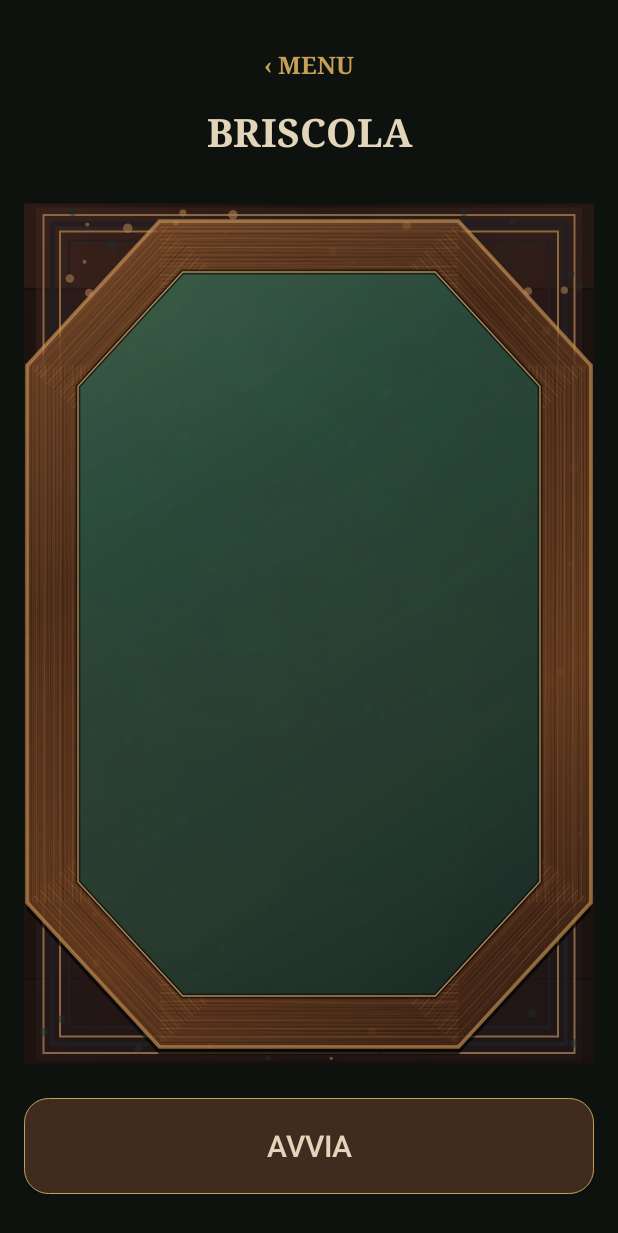
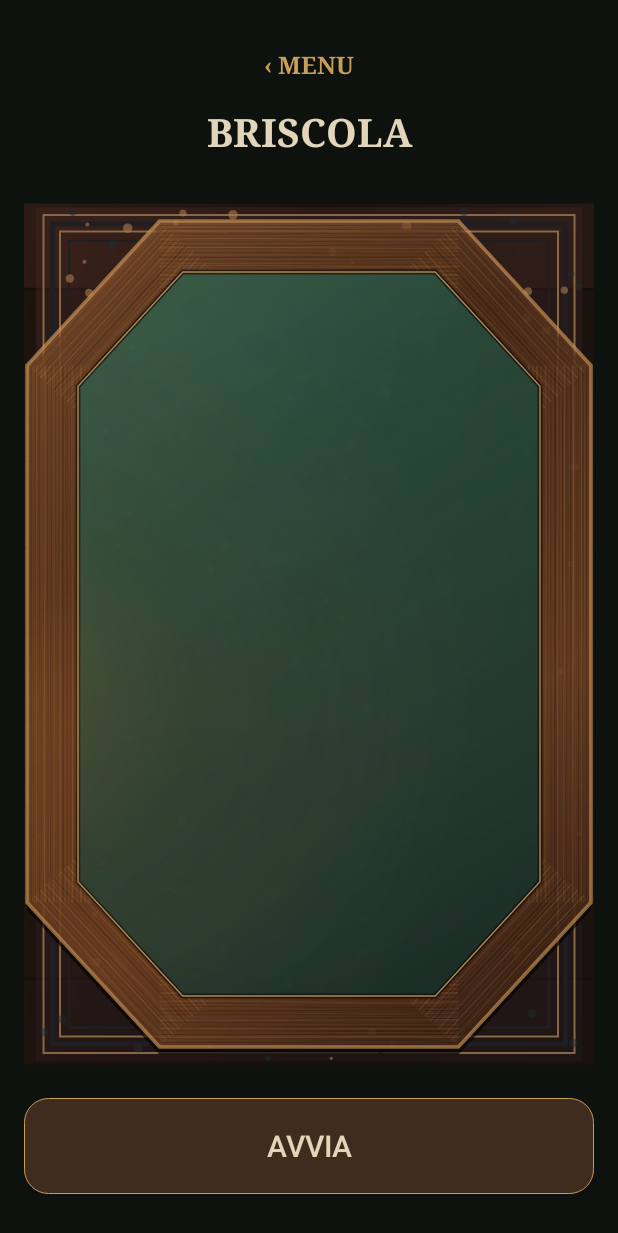
Before and after one commit to studiosmus-source/CARTE-, an Android app: the screen it shows after launch (MainActivity), after a tap on "BRISCOLA", on a phone screen of 412 x 824 dp. Shown: the top 1233 px of the screen. Run offline under Robolectric (Android 15) with nearby library versions, the light colour scheme and no system bars.

Commit message:
Make gentle fireplace light visibly reach tabletop from left without flashing

```diff
--- a/app/src/main/java/it/studiosmus/carte/ui/SalonTable.kt
+++ b/app/src/main/java/it/studiosmus/carte/ui/SalonTable.kt
@@ -252,20 +252,21 @@ class SalonTable(context: Context, fireplaceIntensity: Float = 0f) : FrameLayout
             val w = width.toFloat()
             val h = height.toFloat()
             val seconds = SystemClock.uptimeMillis() / 1000f
-            val phase = (.87f + .075f * sin(seconds * 2.5f) +
-                .035f * sin(seconds * 6.3f) +
-                .020f * sin(seconds * 1.2f)).coerceIn(.74f, 1f)
-            val strength = (.34f + fireAmount * .66f) * phase
-            val originX = -w * .07f
-            val originY = h * .65f
-            val radius = max(w * 1.02f, h * .56f)
+            // Slow, subtle variations that are visible even at low volume.
+            val phase = (.88f + .085f * sin(seconds * 2.1f) +
+                .045f * sin(seconds * 5.4f) +
+                .020f * sin(seconds * 1.1f)).coerceIn(.73f, 1f)
+            val strength = (.52f + fireAmount * .48f) * phase
+            val originX = -w * .035f
+            val originY = h * .58f
+            val radius = max(w * .83f, h * .53f)
             val outer = RectF(dp(2f), dp(12f), w - dp(2f), h - dp(12f))
             canvas.save()
             canvas.clipPath(octagon(outer, outer.width() * .235f, outer.height() * .175f))
             lightPaint.shader = RadialGradient(originX, originY, radius,
                 intArrayOf(
-                    Color.argb((24f * strength).toInt(), 255, 146, 62),
-                    Color.argb((10f * strength).toInt(), 238, 127, 51),
+                    Color.argb((86f * strength).toInt(), 255, 155, 70),
+                    Color.argb((31f * strength).toInt(), 240, 133, 58),
                     Color.TRANSPARENT
                 ),
                 floatArrayOf(0f, .40f, 1f), Shader.TileMode.CLAMP)
```
